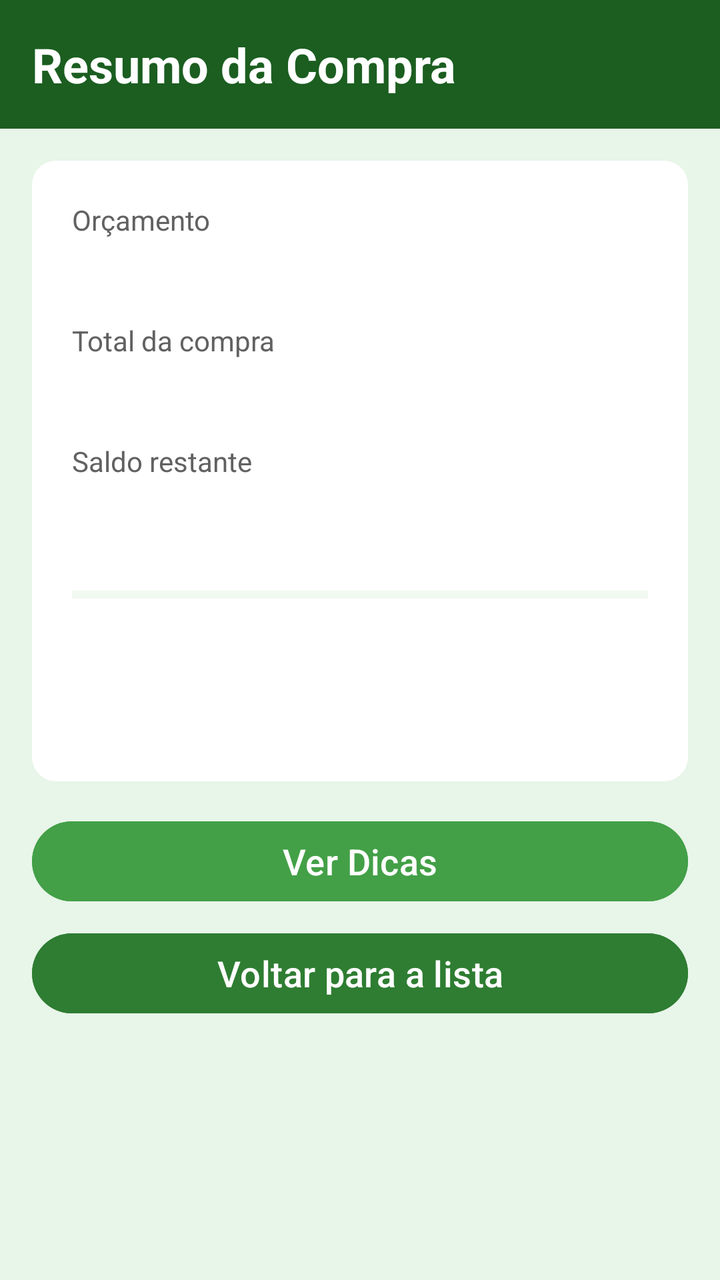
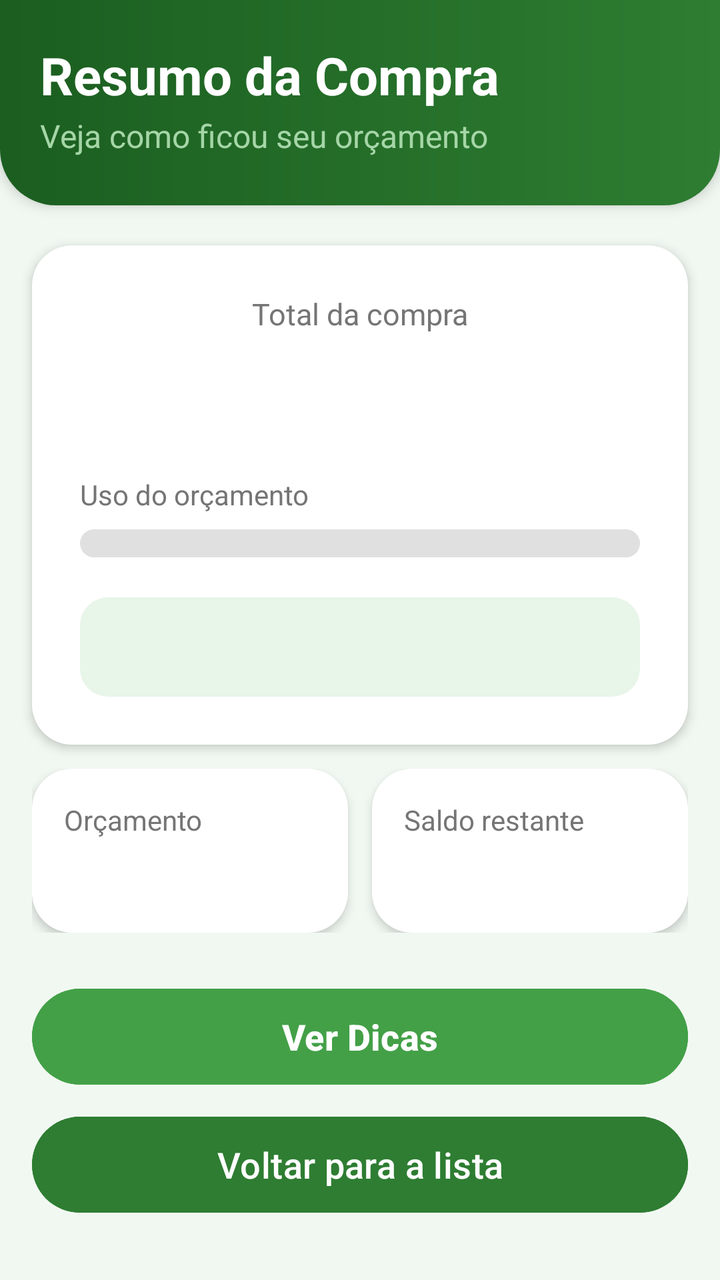

Compare the two renders of this Android layout. The source of the first and the diff that turns it into the second are given below.
<!-- AndroidManifest.xml: application theme Theme.CarrinhoCerto -->
<!-- res/layout/activity_resumo.xml -->
<?xml version="1.0" encoding="utf-8"?>
<ScrollView xmlns:android="http://schemas.android.com/apk/res/android"
    xmlns:tools="http://schemas.android.com/tools"
    android:layout_width="match_parent"
    android:layout_height="match_parent"
    android:background="@color/verde_claro"
    android:fillViewport="true"
    android:fitsSystemWindows="true"
    tools:context=".ResumoActivity">

    <LinearLayout
        android:layout_width="match_parent"
        android:layout_height="wrap_content"
        android:orientation="vertical">

        
        <TextView
            android:layout_width="match_parent"
            android:layout_height="wrap_content"
            android:background="@color/verde_escuro"
            android:padding="16dp"
            android:text="@string/titulo_resumo"
            android:textColor="@color/branco"
            android:textSize="24sp"
            android:textStyle="bold" />

        
        <LinearLayout
            android:layout_width="match_parent"
            android:layout_height="wrap_content"
            android:layout_margin="16dp"
            android:background="@drawable/fundo_cartao"
            android:orientation="vertical"
            android:padding="20dp">

            
            <TextView
                android:layout_width="wrap_content"
                android:layout_height="wrap_content"
                android:text="@string/label_orcamento_resumo"
                android:textColor="@color/texto_cinza"
                android:textSize="14sp" />

            <TextView
                android:id="@+id/txtOrcamento"
                android:layout_width="wrap_content"
                android:layout_height="wrap_content"
                android:layout_marginBottom="12dp"
                android:textColor="@color/texto_escuro"
                android:textSize="22sp"
                android:textStyle="bold" />

            
            <TextView
                android:layout_width="wrap_content"
                android:layout_height="wrap_content"
                android:text="@string/label_total_resumo"
                android:textColor="@color/texto_cinza"
                android:textSize="14sp" />

            <TextView
                android:id="@+id/txtTotal"
                android:layout_width="wrap_content"
                android:layout_height="wrap_content"
                android:layout_marginBottom="12dp"
                android:textColor="@color/texto_escuro"
                android:textSize="22sp"
                android:textStyle="bold" />

            
            <TextView
                android:layout_width="wrap_content"
                android:layout_height="wrap_content"
                android:text="@string/label_saldo_resumo"
                android:textColor="@color/texto_cinza"
                android:textSize="14sp" />

            <TextView
                android:id="@+id/txtSaldo"
                android:layout_width="wrap_content"
                android:layout_height="wrap_content"
                android:layout_marginBottom="20dp"
                android:textSize="22sp"
                android:textStyle="bold" />

            
            <ProgressBar
                android:id="@+id/barraOrcamento"
                style="?android:attr/progressBarStyleHorizontal"
                android:layout_width="match_parent"
                android:layout_height="16dp"
                android:max="100"
                android:progressBackgroundTint="@color/cinza_barra" />

            
            <TextView
                android:id="@+id/txtPercentual"
                android:layout_width="wrap_content"
                android:layout_height="wrap_content"
                android:layout_marginTop="6dp"
                android:textColor="@color/texto_cinza"
                android:textSize="14sp" />

            
            <TextView
                android:id="@+id/txtMensagem"
                android:layout_width="match_parent"
                android:layout_height="wrap_content"
                android:layout_marginTop="16dp"
                android:gravity="center"
                android:textSize="18sp"
                android:textStyle="bold" />
        </LinearLayout>

        
        <Button
            android:id="@+id/btnVerDicas"
            android:layout_width="match_parent"
            android:layout_height="wrap_content"
            android:layout_marginHorizontal="16dp"
            android:backgroundTint="@color/verde_botao"
            android:text="@string/botao_ver_dicas"
            android:textColor="@color/branco"
            android:textSize="18sp" />

        <Button
            android:id="@+id/btnVoltarLista"
            android:layout_width="match_parent"
            android:layout_height="wrap_content"
            android:layout_marginHorizontal="16dp"
            android:layout_marginTop="8dp"
            android:layout_marginBottom="16dp"
            android:backgroundTint="@color/verde_medio"
            android:text="@string/botao_voltar_lista"
            android:textColor="@color/branco"
            android:textSize="18sp" />
    </LinearLayout>
</ScrollView>
<!-- resources referenced by this layout -->
<resources>
  <color name="branco">#FFFFFFFF</color>
  <color name="cinza_barra">#FFC8E6C9</color>
  <color name="texto_cinza">#FF616161</color>
  <color name="texto_escuro">#FF212121</color>
  <color name="verde_botao">#FF43A047</color>
  <color name="verde_claro">#FFE8F5E9</color>
  <color name="verde_escuro">#FF1B5E20</color>
  <color name="verde_medio">#FF2E7D32</color>
  <!-- drawable fundo_cartao (drawable) -->
  <?xml version="1.0" encoding="utf-8"?>
  <shape xmlns:android="http://schemas.android.com/apk/res/android"
      android:shape="rectangle">
      <solid android:color="@color/branco" />
      <corners android:radius="12dp" />
  </shape>
  <string name="botao_ver_dicas">Ver Dicas</string>
  <string name="botao_voltar_lista">Voltar para a lista</string>
  <string name="label_orcamento_resumo">Orçamento</string>
  <string name="label_saldo_resumo">Saldo restante</string>
  <string name="label_total_resumo">Total da compra</string>
  <string name="titulo_resumo">Resumo da Compra</string>
  <style name="Theme.CarrinhoCerto" parent="Base.Theme.CarrinhoCerto" />
  <style name="Base.Theme.CarrinhoCerto" parent="Theme.Material3.Light.NoActionBar">
          
          <item name="colorPrimary">@color/verde_botao</item>
          <item name="colorOnPrimary">@color/branco</item>
          <item name="colorSecondary">@color/verde_medio</item>
          
          <item name="android:windowBackground">@color/verde_claro</item>
      </style>
</resources>

<!-- the commit's change to res/layout/activity_resumo.xml (unified diff, before → after) -->
@@ -14,41 +14,44 @@
         android:orientation="vertical">
 
         
-        <TextView
+        <LinearLayout
             android:layout_width="match_parent"
             android:layout_height="wrap_content"
-            android:background="@color/verde_escuro"
-            android:padding="16dp"
-            android:text="@string/titulo_resumo"
-            android:textColor="@color/branco"
-            android:textSize="24sp"
-            android:textStyle="bold" />
+            android:background="@drawable/fundo_cabecalho"
+            android:elevation="4dp"
+            android:orientation="vertical"
+            android:paddingHorizontal="20dp"
+            android:paddingTop="20dp"
+            android:paddingBottom="24dp">
+
+            <TextView
+                android:layout_width="wrap_content"
+                android:layout_height="wrap_content"
+                android:text="@string/titulo_resumo"
+                android:textColor="@color/branco"
+                android:textSize="26sp"
+                android:textStyle="bold" />
+
+            <TextView
+                android:layout_width="wrap_content"
+                android:layout_height="wrap_content"
+                android:layout_marginTop="2dp"
+                android:text="@string/subtitulo_resumo"
+                android:textColor="@color/verde_suave"
+                android:textSize="16sp" />
+        </LinearLayout>
 
         
         <LinearLayout
             android:layout_width="match_parent"
             android:layout_height="wrap_content"
-            android:layout_margin="16dp"
+            android:layout_marginHorizontal="16dp"
+            android:layout_marginTop="20dp"
             android:background="@drawable/fundo_cartao"
+            android:elevation="3dp"
+            android:gravity="center_horizontal"
             android:orientation="vertical"
-            android:padding="20dp">
-
-            
-            <TextView
-                android:layout_width="wrap_content"
-                android:layout_height="wrap_content"
-                android:text="@string/label_orcamento_resumo"
-                android:textColor="@color/texto_cinza"
-                android:textSize="14sp" />
-
-            <TextView
-                android:id="@+id/txtOrcamento"
-                android:layout_width="wrap_content"
-                android:layout_height="wrap_content"
-                android:layout_marginBottom="12dp"
-                android:textColor="@color/texto_escuro"
-                android:textSize="22sp"
-                android:textStyle="bold" />
+            android:padding="24dp">
 
             
             <TextView
@@ -56,80 +59,147 @@
                 android:layout_height="wrap_content"
                 android:text="@string/label_total_resumo"
                 android:textColor="@color/texto_cinza"
-                android:textSize="14sp" />
+                android:textSize="15sp" />
 
             <TextView
                 android:id="@+id/txtTotal"
                 android:layout_width="wrap_content"
                 android:layout_height="wrap_content"
-                android:layout_marginBottom="12dp"
+                android:layout_marginBottom="20dp"
                 android:textColor="@color/texto_escuro"
-                android:textSize="22sp"
+                android:textSize="38sp"
                 android:textStyle="bold" />
 
             
-            <TextView
-                android:layout_width="wrap_content"
-                android:layout_height="wrap_content"
-                android:text="@string/label_saldo_resumo"
-                android:textColor="@color/texto_cinza"
-                android:textSize="14sp" />
-
-            <TextView
-                android:id="@+id/txtSaldo"
-                android:layout_width="wrap_content"
-                android:layout_height="wrap_content"
-                android:layout_marginBottom="20dp"
-                android:textSize="22sp"
-                android:textStyle="bold" />
+            <LinearLayout
+                android:layout_width="match_parent"
+                android:layout_height="wrap_content"
+                android:layout_marginBottom="8dp"
+                android:orientation="horizontal">
+
+                <TextView
+                    android:layout_width="0dp"
+                    android:layout_height="wrap_content"
+                    android:layout_weight="1"
+                    android:text="@string/label_uso_orcamento"
+                    android:textColor="@color/texto_cinza"
+                    android:textSize="14sp" />
+
+                <TextView
+                    android:id="@+id/txtPercentual"
+                    android:layout_width="wrap_content"
+                    android:layout_height="wrap_content"
+                    android:textSize="14sp"
+                    android:textStyle="bold" />
+            </LinearLayout>
 
             
             <ProgressBar
                 android:id="@+id/barraOrcamento"
                 style="?android:attr/progressBarStyleHorizontal"
                 android:layout_width="match_parent"
-                android:layout_height="16dp"
+                android:layout_height="14dp"
                 android:max="100"
-                android:progressBackgroundTint="@color/cinza_barra" />
-
-            
-            <TextView
-                android:id="@+id/txtPercentual"
-                android:layout_width="wrap_content"
-                android:layout_height="wrap_content"
-                android:layout_marginTop="6dp"
-                android:textColor="@color/texto_cinza"
-                android:textSize="14sp" />
+                android:progressDrawable="@drawable/barra_progresso" />
 
             
             <TextView
                 android:id="@+id/txtMensagem"
                 android:layout_width="match_parent"
                 android:layout_height="wrap_content"
-                android:layout_marginTop="16dp"
+                android:layout_marginTop="20dp"
+                android:background="@drawable/fundo_mensagem"
                 android:gravity="center"
-                android:textSize="18sp"
+                android:padding="14dp"
+                android:textSize="16sp"
                 android:textStyle="bold" />
         </LinearLayout>
 
         
+        <LinearLayout
+            android:layout_width="match_parent"
+            android:layout_height="wrap_content"
+            android:layout_marginHorizontal="16dp"
+            android:layout_marginTop="12dp"
+            android:baselineAligned="false"
+            android:orientation="horizontal">
+
+            
+            <LinearLayout
+                android:layout_width="0dp"
+                android:layout_height="wrap_content"
+                android:layout_marginEnd="6dp"
+                android:layout_weight="1"
+                android:background="@drawable/fundo_cartao"
+                android:elevation="3dp"
+                android:orientation="vertical"
+                android:padding="16dp">
+
+                <TextView
+                    android:layout_width="wrap_content"
+                    android:layout_height="wrap_content"
+                    android:text="@string/label_orcamento_resumo"
+                    android:textColor="@color/texto_cinza"
+                    android:textSize="14sp" />
+
+                <TextView
+                    android:id="@+id/txtOrcamento"
+                    android:layout_width="wrap_content"
+                    android:layout_height="wrap_content"
+                    android:layout_marginTop="4dp"
+                    android:textColor="@color/texto_escuro"
+                    android:textSize="20sp"
+                    android:textStyle="bold" />
+            </LinearLayout>
+
+            
+            <LinearLayout
+                android:layout_width="0dp"
+                android:layout_height="wrap_content"
+                android:layout_marginStart="6dp"
+                android:layout_weight="1"
+                android:background="@drawable/fundo_cartao"
+                android:elevation="3dp"
+                android:orientation="vertical"
+                android:padding="16dp">
+
+                <TextView
+                    android:layout_width="wrap_content"
+                    android:layout_height="wrap_content"
+                    android:text="@string/label_saldo_resumo"
+                    android:textColor="@color/texto_cinza"
+                    android:textSize="14sp" />
+
+                <TextView
+                    android:id="@+id/txtSaldo"
+                    android:layout_width="wrap_content"
+                    android:layout_height="wrap_content"
+                    android:layout_marginTop="4dp"
+                    android:textSize="20sp"
+                    android:textStyle="bold" />
+            </LinearLayout>
+        </LinearLayout>
+
+        
         <Button
             android:id="@+id/btnVerDicas"
             android:layout_width="match_parent"
-            android:layout_height="wrap_content"
-            android:layout_marginHorizontal="16dp"
+            android:layout_height="56dp"
+            android:layout_marginHorizontal="16dp"
+            android:layout_marginTop="24dp"
             android:backgroundTint="@color/verde_botao"
             android:text="@string/botao_ver_dicas"
             android:textColor="@color/branco"
-            android:textSize="18sp" />
+            android:textSize="18sp"
+            android:textStyle="bold" />
 
         <Button
             android:id="@+id/btnVoltarLista"
             android:layout_width="match_parent"
-            android:layout_height="wrap_content"
+            android:layout_height="56dp"
             android:layout_marginHorizontal="16dp"
             android:layout_marginTop="8dp"
-            android:layout_marginBottom="16dp"
+            android:layout_marginBottom="20dp"
             android:backgroundTint="@color/verde_medio"
             android:text="@string/botao_voltar_lista"
             android:textColor="@color/branco"
<!-- resource entries referenced after the edit -->
@@ -1,25 +1,67 @@
 <!-- resources referenced by this layout -->
 <resources>
   <color name="branco">#FFFFFFFF</color>
-  <color name="cinza_barra">#FFC8E6C9</color>
-  <color name="texto_cinza">#FF616161</color>
+  <color name="cinza_barra">#FFE0E0E0</color>
+  <color name="verde_ok">#FF2E7D32</color>
+  <color name="texto_cinza">#FF757575</color>
   <color name="texto_escuro">#FF212121</color>
   <color name="verde_botao">#FF43A047</color>
-  <color name="verde_claro">#FFE8F5E9</color>
+  <color name="verde_claro">#FFF1F8F1</color>
   <color name="verde_escuro">#FF1B5E20</color>
+  <color name="verde_ok_claro">#FFE8F5E9</color>
   <color name="verde_medio">#FF2E7D32</color>
+  <color name="verde_suave">#FFA5D6A7</color>
+  <!-- drawable barra_progresso (drawable) -->
+  <?xml version="1.0" encoding="utf-8"?>
+  <layer-list xmlns:android="http://schemas.android.com/apk/res/android">
+      <item android:id="@android:id/background">
+          <shape android:shape="rectangle">
+              <solid android:color="@color/cinza_barra" />
+              <corners android:radius="10dp" />
+          </shape>
+      </item>
+      <item android:id="@android:id/progress">
+          <clip>
+              <shape android:shape="rectangle">
+                  <solid android:color="@color/verde_ok" />
+                  <corners android:radius="10dp" />
+              </shape>
+          </clip>
+      </item>
+  </layer-list>
+  <!-- drawable fundo_cabecalho (drawable) -->
+  <?xml version="1.0" encoding="utf-8"?>
+  <shape xmlns:android="http://schemas.android.com/apk/res/android"
+      android:shape="rectangle">
+      <gradient
+          android:angle="0"
+          android:endColor="@color/verde_medio"
+          android:startColor="@color/verde_escuro" />
+      <corners
+          android:bottomLeftRadius="28dp"
+          android:bottomRightRadius="28dp" />
+  </shape>
   <!-- drawable fundo_cartao (drawable) -->
   <?xml version="1.0" encoding="utf-8"?>
   <shape xmlns:android="http://schemas.android.com/apk/res/android"
       android:shape="rectangle">
       <solid android:color="@color/branco" />
-      <corners android:radius="12dp" />
+      <corners android:radius="20dp" />
+  </shape>
+  <!-- drawable fundo_mensagem (drawable) -->
+  <?xml version="1.0" encoding="utf-8"?>
+  <shape xmlns:android="http://schemas.android.com/apk/res/android"
+      android:shape="rectangle">
+      <solid android:color="@color/verde_ok_claro" />
+      <corners android:radius="14dp" />
   </shape>
   <string name="botao_ver_dicas">Ver Dicas</string>
   <string name="botao_voltar_lista">Voltar para a lista</string>
   <string name="label_orcamento_resumo">Orçamento</string>
   <string name="label_saldo_resumo">Saldo restante</string>
   <string name="label_total_resumo">Total da compra</string>
+  <string name="label_uso_orcamento">Uso do orçamento</string>
+  <string name="subtitulo_resumo">Veja como ficou seu orçamento</string>
   <string name="titulo_resumo">Resumo da Compra</string>
   <style name="Theme.CarrinhoCerto" parent="Base.Theme.CarrinhoCerto" />
   <style name="Base.Theme.CarrinhoCerto" parent="Theme.Material3.Light.NoActionBar">
